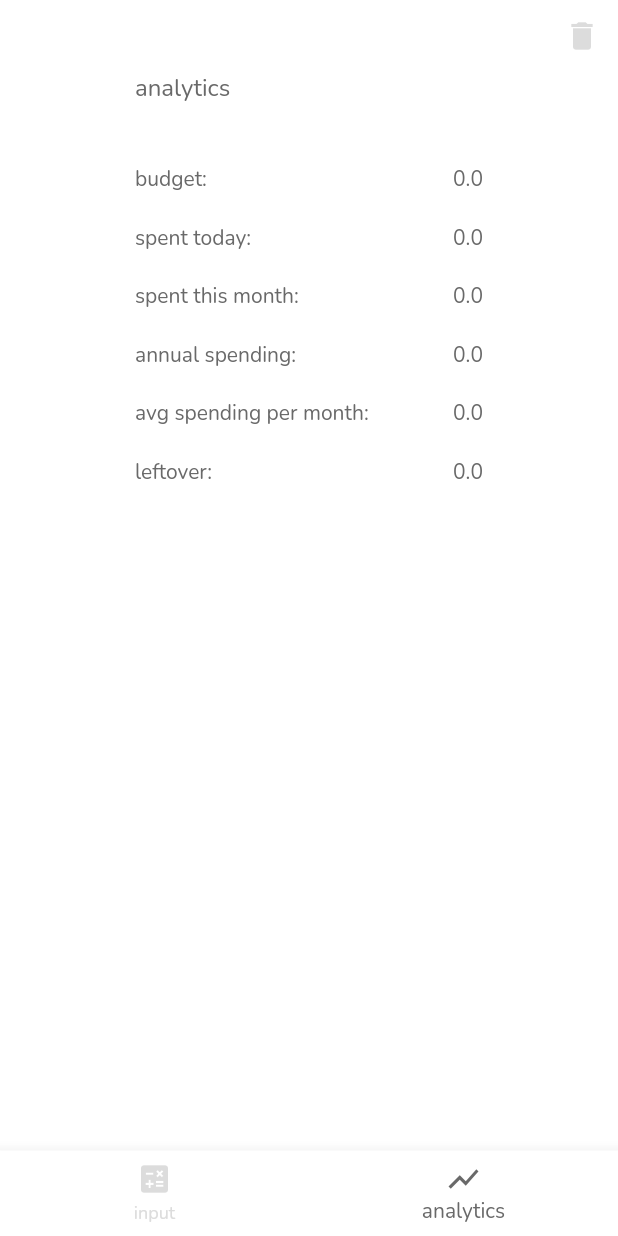
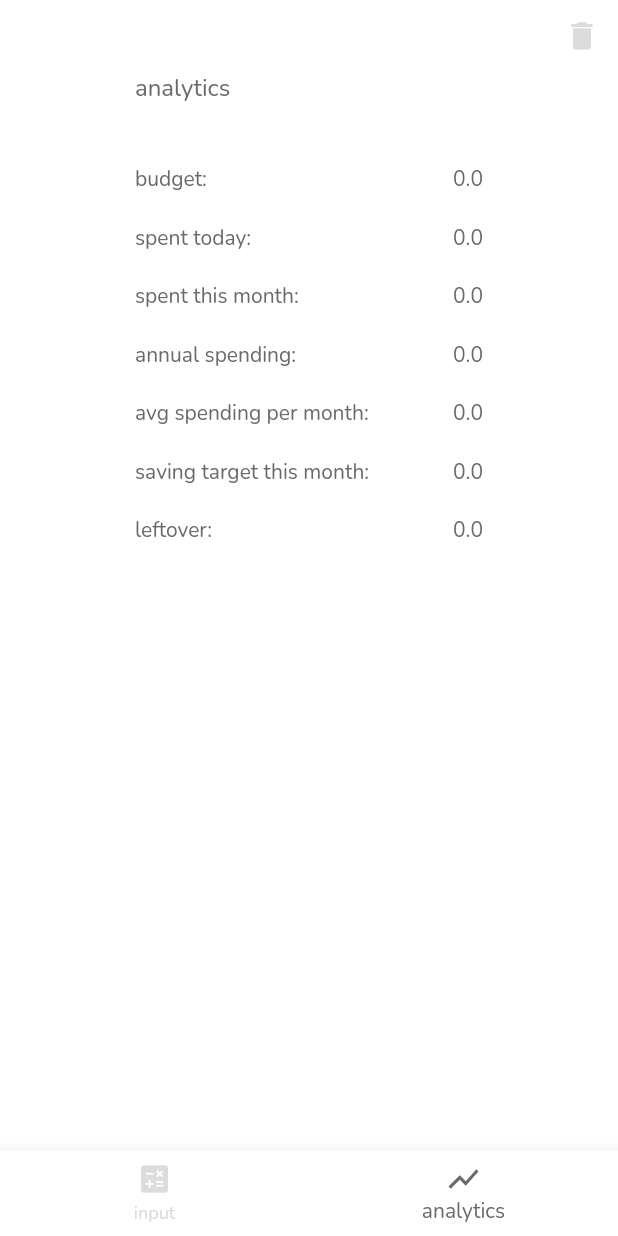
Before and after one commit to phantomcorn/Broked, a Flutter app: the screen it shows after launch, item 2 of the bottom bar chosen, on a phone screen of 412 x 824 dp. Run offline on Flutter 3.47's test engine with Material 2 defaults, Android fonts, the phone set to English and light mode, and no system bars; our stand-ins replace audioplayers, flutter_datetime_picker, google_fonts, sqflite; missing offline and left inert: animated_button; accounts and stored records are empty.

Commit message:
add saving target to analytics in lib/main.dart + add startOfMonth() to getTargetByDate() in lib/Database.dart

```diff
--- a/lib/Database.dart
+++ b/lib/Database.dart
@@ -256,7 +256,7 @@ class SpentDatabase {
 
   Future<double> getTargetByDate(DateTime date) async {
 
-    final res = await getSpentByDate(date);
+    final res = await getSpentByDate(startOfMonth(date));
 
     if (res == null) {
       return 0;
--- a/lib/main.dart
+++ b/lib/main.dart
@@ -149,7 +149,7 @@ class _BrokeMain extends State<BrokeMain> with SingleTickerProviderStateMixin {
   void initState() {
     _controller = AnimationController(
         vsync: this,
-        duration: Duration(milliseconds: 600)
+        duration: Duration(milliseconds: 500)
     );
 
 
@@ -477,6 +477,35 @@ class _Analytics extends State<Analytics> {
                               );
                             } else {
                               return Text("avg spending per month: ",
+                                  style: TextStyle(
+                                      fontSize: 14
+                                  )
+                              );
+                            }
+                          }
+                      ),
+                      SizedBox(height: 20),
+                      FutureBuilder(
+                          future: SpentDatabase.instance.getTargetThisMonth(),
+                          builder: (BuildContext context, AsyncSnapshot<double> snapshot) {
+                            if (snapshot.hasData) {
+                              return Row(
+                                  children : [
+                                    Text("saving target this month: ",
+                                        style: TextStyle(
+                                            fontSize: 14
+                                        )
+                                    ),
+                                    Spacer(),
+                                    Text("${snapshot.data!.toStringAsFixed(1)}",
+                                        style: TextStyle(
+                                            fontSize: 14
+                                        )
+                                    )
+                                  ]
+                              );
+                            } else {
+                              return Text("saving target this month: ",
                                   style: TextStyle(
                                       fontSize: 14
                                   )
```
